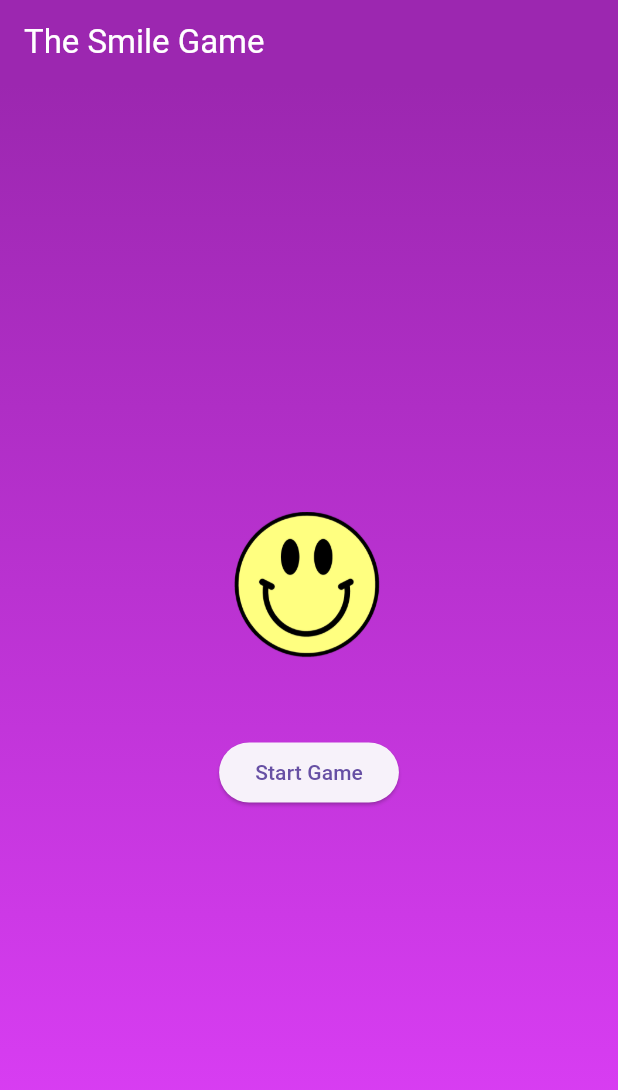
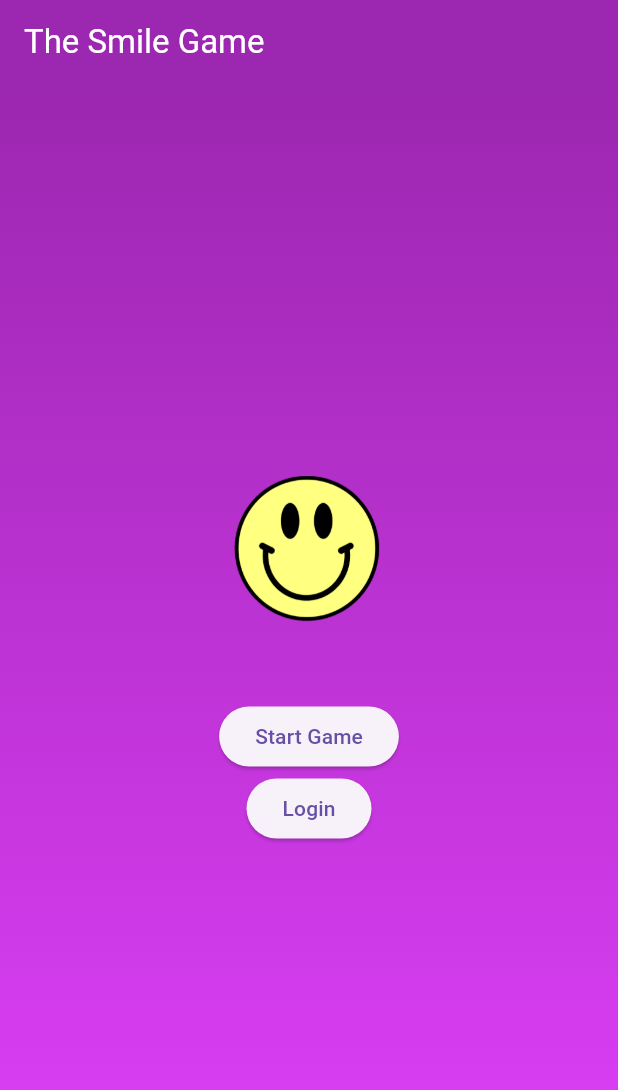
Before and after one commit to syph3r-d/Fidenz-Open-Mobile-Assignment, a Flutter app: the screen it shows after launch, on a phone screen of 412 x 824 dp. Shown: the top 1090 px of the screen. Run offline on Flutter 3.47's test engine with Material 3 defaults, Android fonts, the phone set to English and light mode, and no system bars; our stand-ins replace firebase_auth, firebase_core; accounts and stored records are empty.

```diff
--- a/lib/numberpad.dart
+++ b/lib/components/numberpad/numberpad.dart
@@ -1,5 +1,5 @@
 import 'package:flutter/material.dart';
-import 'package:quiz_game/numberpad_button.dart';
+import 'package:quiz_game/components/numberpad/numberpad_button.dart';
 
 class Numberpad extends StatelessWidget {
   const Numberpad(
--- a/lib/main_navigator.dart
+++ b/lib/main_navigator.dart
@@ -1,7 +1,11 @@
 import 'package:flutter/material.dart';
-import 'package:quiz_game/quiz_screen.dart';
-import 'package:quiz_game/start_screen.dart';
-import 'package:quiz_game/results_screen.dart';
+import 'package:quiz_game/screens/quiz/quiz_screen.dart';
+import 'package:quiz_game/screens/sign_in_screen.dart';
+import 'package:quiz_game/screens/start_screen.dart';
+import 'package:quiz_game/screens/results_screen.dart';
+import 'package:quiz_game/services/auth.dart';
+import 'package:provider/provider.dart';
+import 'package:quiz_game/models/QuizUser.dart';
 
 class MainNavigator extends StatefulWidget {
   const MainNavigator({super.key});
@@ -18,7 +22,7 @@ class _MainNavigatorState extends State<MainNavigator> {
     activeScreen = StartScreen(switchScreen: switchScreen);
   }
 
-  void switchScreen(String screen, {int score = 0, int count=0}) {
+  void switchScreen(String screen, {int score = 0, int count = 0}) {
     setState(() {
       if (screen == 'start') {
         activeScreen = StartScreen(switchScreen: switchScreen);
@@ -27,16 +31,24 @@ class _MainNavigatorState extends State<MainNavigator> {
         activeScreen = QuizScreen(switchScreen: switchScreen);
       }
       if (screen == 'results') {
-        activeScreen = ResultsScreen(score: score,count: count, switchScreen: switchScreen);
+        activeScreen = ResultsScreen(
+            score: score, count: count, switchScreen: switchScreen);
+      }
+      if (screen == 'login') {
+        activeScreen = SignInScreen(switchScreen: switchScreen);
       }
     });
   }
 
   @override
   Widget build(BuildContext context) {
-    return MaterialApp(
-      title: 'The Smile Game',
-      home: activeScreen,
+    return StreamProvider<QuizUser?>.value(
+      value: AuthService().user,
+      initialData: null,
+      child: MaterialApp(
+        title: 'The Smile Game',
+        home: activeScreen,
+      ),
     );
   }
 }
--- /dev/null
+++ b/lib/models/QuizUser.dart
@@ -0,0 +1,6 @@
+class QuizUser {
+  QuizUser({required this.uid});
+
+  final String uid;
+
+}
--- a/lib/quiz.dart
+++ b/lib/screens/quiz/quiz.dart
@@ -1,9 +1,9 @@
 import 'dart:convert';
 import 'package:flutter/material.dart';
-import 'package:quiz_game/numberpad.dart';
-import 'package:quiz_game/answer_status_popup.dart';
+import 'package:quiz_game/components/numberpad/numberpad.dart';
+import 'package:quiz_game/popups/answer_status_popup.dart';
 import 'package:http/http.dart' as http;
-import 'package:quiz_game/timer.dart';
+import 'package:quiz_game/components/timer/timer.dart';
 import 'dart:async';
 
 StreamController<String> streamController =
--- a/lib/quiz_screen.dart
+++ b/lib/screens/quiz/quiz_screen.dart
@@ -1,5 +1,5 @@
 import 'package:flutter/material.dart';
-import 'package:quiz_game/quiz.dart';
+import 'package:quiz_game/screens/quiz/quiz.dart';
 
 class QuizScreen extends StatefulWidget {
   const QuizScreen({Key? key, required this.switchScreen}) : super(key: key);
--- a/lib/start_screen.dart
+++ b/lib/screens/start_screen.dart
@@ -34,7 +34,12 @@ class StartScreen extends StatelessWidget {
                   onPressed: () {
                     switchScreen('quiz');
                   },
-                  child: const Text('Start Game'))
+                  child: const Text('Start Game')),
+              ElevatedButton(
+                  onPressed: () {
+                    switchScreen('login');
+                  },
+                  child: const Text('Login'))
             ],
           ),
         ),
--- a/pubspec.yaml
+++ b/pubspec.yaml
@@ -35,6 +35,10 @@ dependencies:
   # Use with the CupertinoIcons class for iOS style icons.
   cupertino_icons: ^1.0.2
   http: ^1.1.2
+  firebase_auth: ^4.16.0
+  cloud_firestore: ^4.14.0
+  provider: ^6.1.1
+  firebase_core: ^2.24.2
 
 dev_dependencies:
   flutter_test:
```
Also changed, not shown: lib/main.dart (+7 -1 lines), lib/screens/sign_in_screen.dart (added, +44 -0 lines), lib/services/auth.dart (added, +62 -0 lines), lib/components/numberpad/numberpad_button.dart (renamed from lib/numberpad_button.dart), lib/components/timer/timer.dart (renamed from lib/timer.dart), lib/firebase_options.dart (added), lib/popups/answer_status_popup.dart (renamed from lib/answer_status_popup.dart), lib/screens/results_screen.dart (renamed from lib/results_screen.dart), pubspec.lock, 10 other files.
